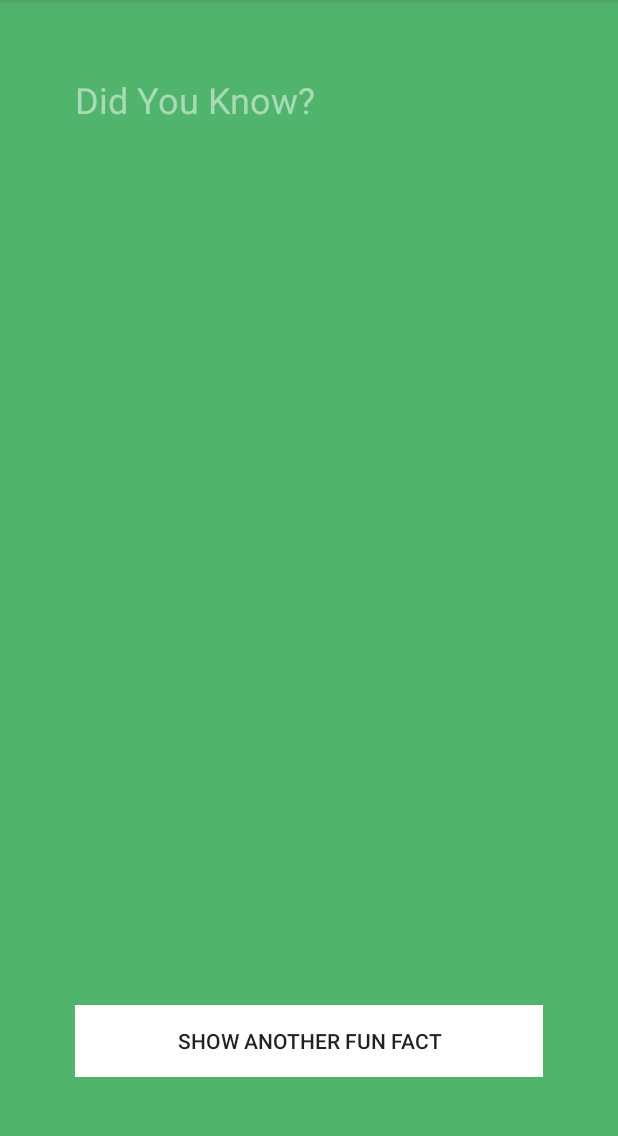
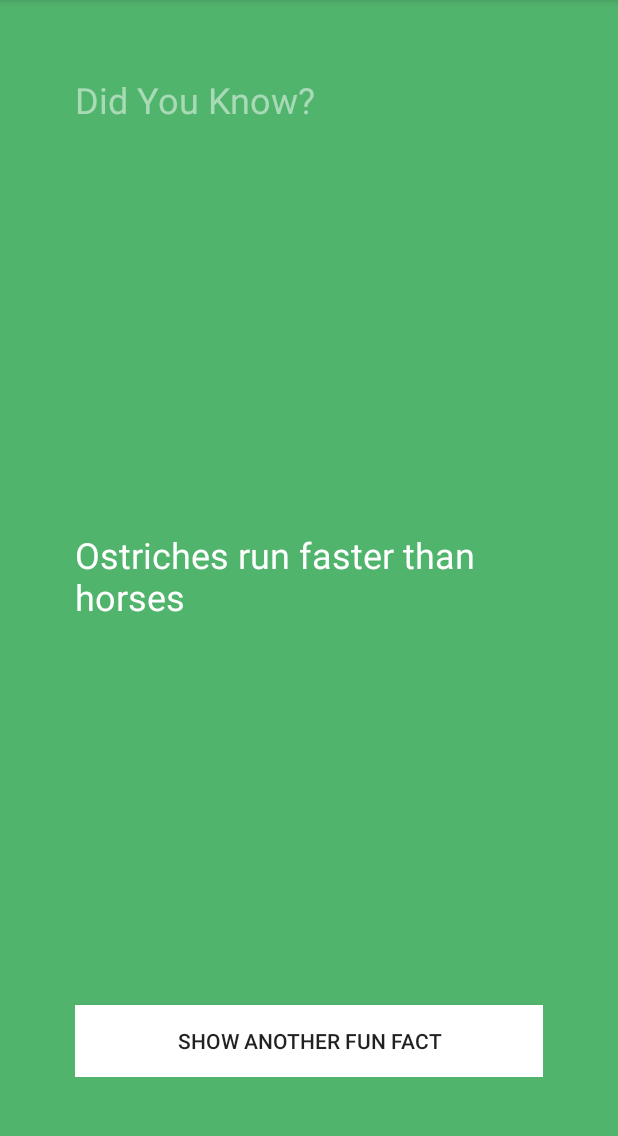
Before and after one commit to yabrol/Practice, an Android app: the screen it shows after launch (FunFactsActivity), after a tap on "SHOW ANOTHER FUN FACT", on a phone screen of 412 x 824 dp, the part 84-1220 px from its top. Run offline under Robolectric (Android 15) with nearby library versions, the light colour scheme and no system bars.

Commit message:
used if/else to update facts

```diff
--- a/FunFacts/app/src/main/java/com/yukti/funfacts/FunFactsActivity.java
+++ b/FunFacts/app/src/main/java/com/yukti/funfacts/FunFactsActivity.java
@@ -30,7 +30,17 @@ public class FunFactsActivity extends Activity {
                 String fact = "";
                 //random select facts
                 Random random = new Random();
+                int num = random.nextInt(3);
                 //update with new fact
+                if(num == 0){
+                    fact="Ants stretch when they wake up in the morning";
+                }
+                else if(num == 1){
+                    fact="Ostriches run faster than horses";
+                }
+                else if (num == 2){
+                    fact = "Olympic gold medals are actually made mostly of silver";
+                }
                 factLabel.setText(fact);
             }
         };
```
